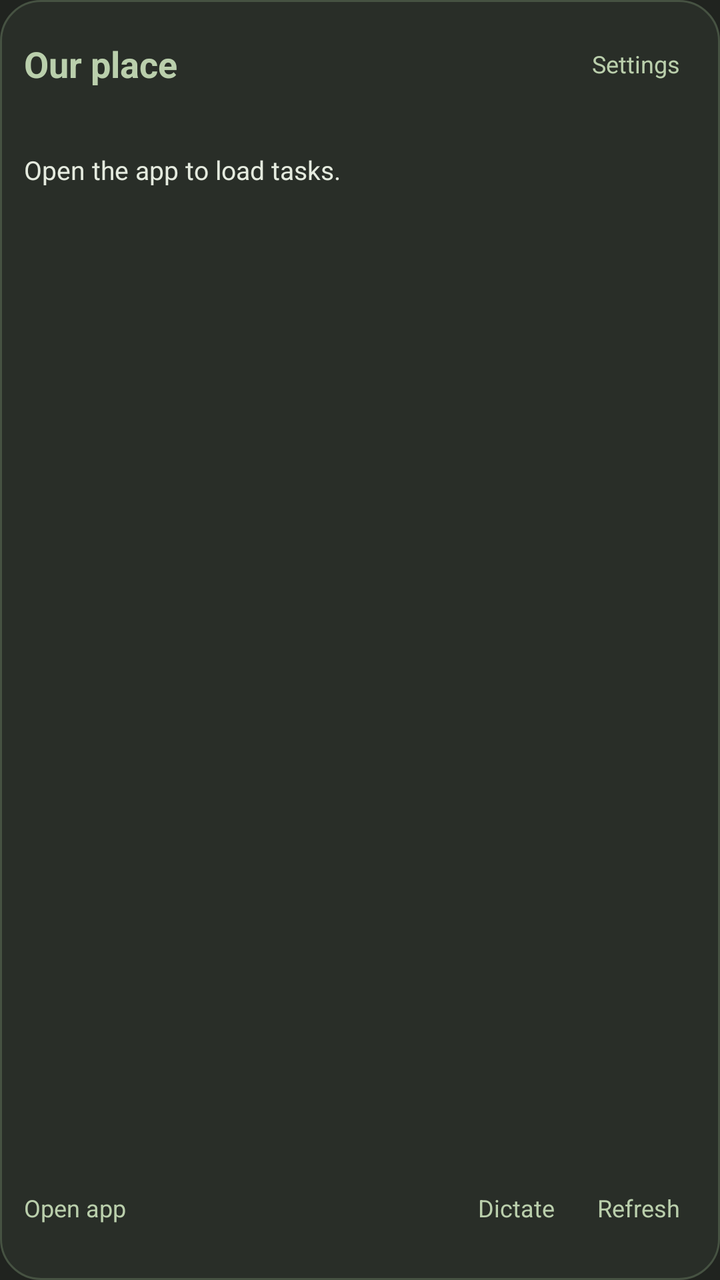
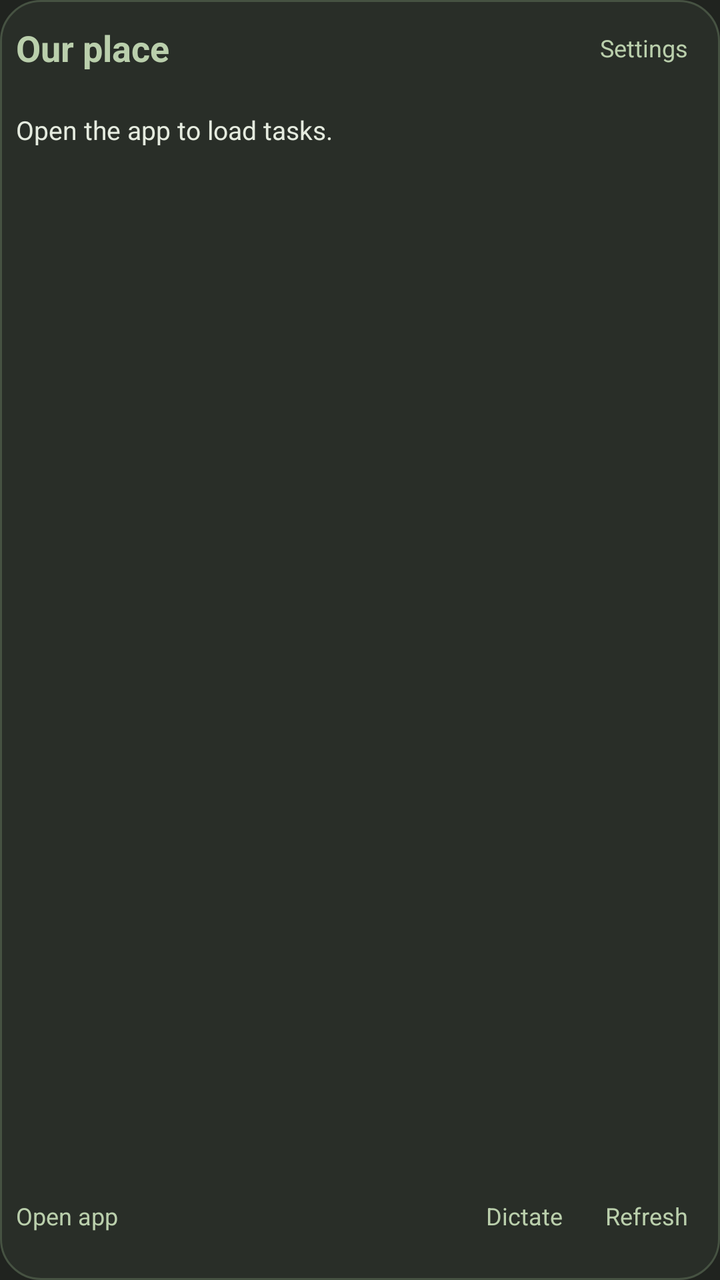

The first picture is an Android layout as it rendered before a commit; the second is the same layout after the commit. The layout source and the unified diff follow.
<!-- AndroidManifest.xml: application theme AppTheme -->
<!-- res/layout/task_widget.xml -->
<LinearLayout xmlns:android="http://schemas.android.com/apk/res/android"
    android:layout_width="match_parent" android:layout_height="match_parent" android:orientation="vertical"
    android:padding="12dp" android:background="@drawable/task_widget_background">
    <LinearLayout android:layout_width="match_parent" android:layout_height="40dp" android:gravity="center_vertical">
        <TextView android:id="@+id/widget_title" android:layout_width="0dp" android:layout_weight="1" android:layout_height="match_parent" android:gravity="center_vertical" android:text="Our place" android:textSize="18sp" android:textStyle="bold" android:maxLines="1" android:ellipsize="end" android:textColor="@color/household_accent" />
        <TextView android:id="@+id/widget_settings" android:layout_width="60dp" android:layout_height="match_parent" android:gravity="center" android:text="Settings" android:textColor="@color/household_accent" android:textSize="12sp" />
    </LinearLayout>
    <TextView android:id="@+id/widget_sampled" android:layout_width="match_parent" android:layout_height="24dp" android:maxLines="1" android:ellipsize="end" android:textSize="11sp" android:textColor="#B8C4AD" />
    <TextView android:id="@+id/widget_message" android:layout_width="match_parent" android:layout_height="wrap_content" android:text="Open the app to load tasks." android:textSize="13sp" android:textColor="#E5EBDF" android:paddingBottom="8dp" />
    <LinearLayout android:id="@+id/widget_items" android:layout_width="match_parent" android:layout_height="0dp" android:layout_weight="1" android:orientation="vertical" />
    <LinearLayout android:layout_width="match_parent" android:layout_height="48dp" android:gravity="center_vertical">
        <TextView android:id="@+id/widget_more" android:layout_width="0dp" android:layout_weight="1" android:layout_height="match_parent" android:gravity="center_vertical" android:text="Open app" android:maxLines="1" android:ellipsize="end" android:textSize="12sp" android:textColor="@color/household_accent" />
        <TextView android:id="@+id/widget_capture" android:layout_width="64dp" android:layout_height="match_parent" android:gravity="center" android:text="Dictate" android:textSize="12sp" android:textColor="@color/household_accent" />
        <TextView android:id="@+id/widget_refresh" android:layout_width="58dp" android:layout_height="match_parent" android:gravity="center" android:text="Refresh" android:textSize="12sp" android:textColor="@color/household_accent" />
    </LinearLayout>
</LinearLayout>
<!-- resources referenced by this layout -->
<resources>
  <color name="household_accent">#bacfac</color>
  <!-- drawable task_widget_background (drawable) -->
  <shape xmlns:android="http://schemas.android.com/apk/res/android" android:shape="rectangle">
      <solid android:color="@color/household_surface" />
      <corners android:radius="20dp" />
      <stroke android:width="1dp" android:color="#465242" />
  </shape>
  <style name="AppTheme" parent="Theme.AppCompat.NoActionBar">
          <item name="colorPrimary">@color/household_surface</item>
          <item name="colorPrimaryDark">@color/household_background</item>
          <item name="colorAccent">@color/household_accent</item>
          <item name="android:colorAccent">@color/household_accent</item>
          <item name="android:colorBackground">@color/household_background</item>
          <item name="android:windowBackground">@color/household_background</item>
          <item name="android:statusBarColor">@color/household_background</item>
          <item name="android:navigationBarColor">@color/household_background</item>
          <item name="android:windowLightStatusBar">false</item>
          <item name="android:windowLightNavigationBar">false</item>
          <item name="android:textColorPrimary">@color/household_text</item>
          <item name="android:textColorSecondary">@color/household_muted</item>
          <item name="android:textColorHint">@color/household_muted</item>
          <item name="android:colorButtonNormal">@color/household_wash</item>
          <item name="colorButtonNormal">@color/household_wash</item>
          <item name="android:forceDarkAllowed">false</item>
      </style>
  <color name="household_surface">#292e28</color>
  <color name="household_background">#20231f</color>
  <color name="household_text">#edf0e7</color>
  <color name="household_muted">#b0b8a8</color>
  <color name="household_wash">#354430</color>
</resources>

<!-- the commit's change to res/layout/task_widget.xml (unified diff, before → after) -->
@@ -1,11 +1,11 @@
 <LinearLayout xmlns:android="http://schemas.android.com/apk/res/android"
     android:layout_width="match_parent" android:layout_height="match_parent" android:orientation="vertical"
-    android:padding="12dp" android:background="@drawable/task_widget_background">
-    <LinearLayout android:layout_width="match_parent" android:layout_height="40dp" android:gravity="center_vertical">
+    android:padding="8dp" android:background="@drawable/task_widget_background">
+    <LinearLayout android:layout_width="match_parent" android:layout_height="32dp" android:gravity="center_vertical">
         <TextView android:id="@+id/widget_title" android:layout_width="0dp" android:layout_weight="1" android:layout_height="match_parent" android:gravity="center_vertical" android:text="Our place" android:textSize="18sp" android:textStyle="bold" android:maxLines="1" android:ellipsize="end" android:textColor="@color/household_accent" />
         <TextView android:id="@+id/widget_settings" android:layout_width="60dp" android:layout_height="match_parent" android:gravity="center" android:text="Settings" android:textColor="@color/household_accent" android:textSize="12sp" />
     </LinearLayout>
-    <TextView android:id="@+id/widget_sampled" android:layout_width="match_parent" android:layout_height="24dp" android:maxLines="1" android:ellipsize="end" android:textSize="11sp" android:textColor="#B8C4AD" />
+    <TextView android:id="@+id/widget_sampled" android:layout_width="match_parent" android:layout_height="16dp" android:maxLines="1" android:ellipsize="end" android:textSize="11sp" android:textColor="#B8C4AD" />
     <TextView android:id="@+id/widget_message" android:layout_width="match_parent" android:layout_height="wrap_content" android:text="Open the app to load tasks." android:textSize="13sp" android:textColor="#E5EBDF" android:paddingBottom="8dp" />
     <LinearLayout android:id="@+id/widget_items" android:layout_width="match_parent" android:layout_height="0dp" android:layout_weight="1" android:orientation="vertical" />
     <LinearLayout android:layout_width="match_parent" android:layout_height="48dp" android:gravity="center_vertical">
